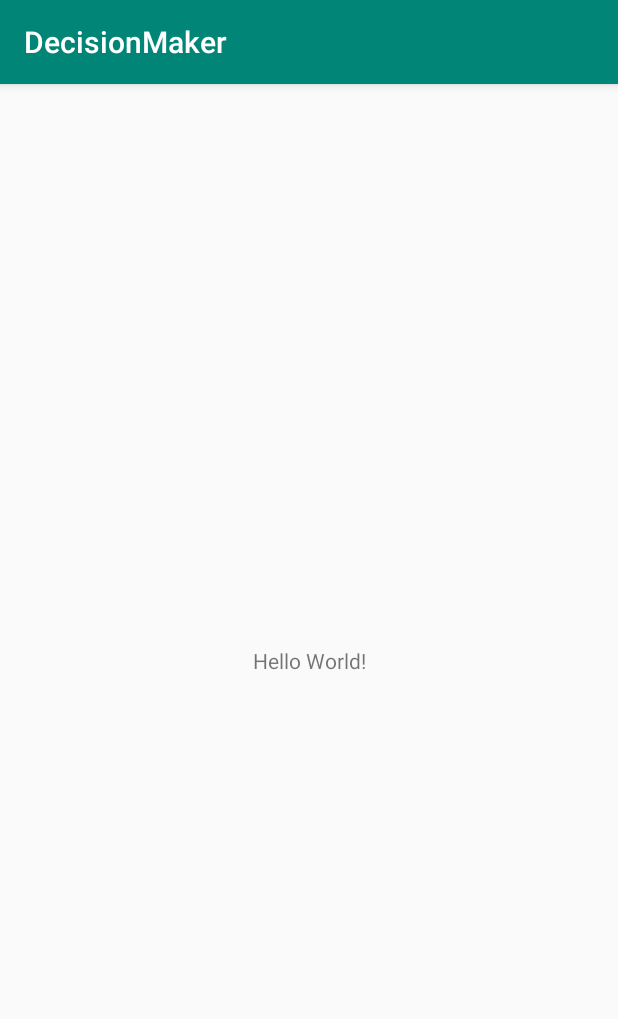
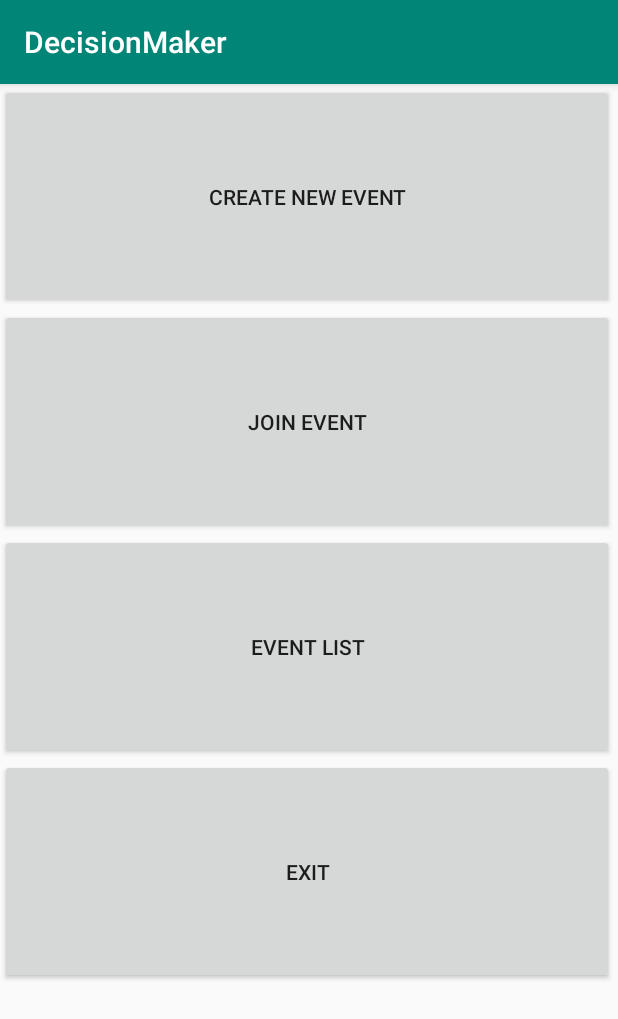
Before and after one commit to net2anshu/Decison-Maker, an Android app: the screen it shows after launch (MainActivity), on a phone screen of 412 x 824 dp. Shown: the top 1019 px of the screen. Run offline under Robolectric (Android 15) with nearby library versions, the phone set to English and light mode, and no system bars.

Commit message:
ander commit

```diff
--- a/app/src/main/java/com/mobisec/DecisionMaker/MainActivity.java
+++ b/app/src/main/java/com/mobisec/DecisionMaker/MainActivity.java
@@ -2,7 +2,15 @@ package com.mobisec.DecisionMaker;
 
 import androidx.appcompat.app.AppCompatActivity;
 
+import android.content.Context;
+import android.content.Intent;
+import android.net.Uri;
 import android.os.Bundle;
+import android.provider.ContactsContract;
+import android.view.View;
+import android.widget.EditText;
+
+import java.util.Calendar;
 
 public class MainActivity extends AppCompatActivity {
 
@@ -10,5 +18,29 @@ public class MainActivity extends AppCompatActivity {
     protected void onCreate(Bundle savedInstanceState) {
         super.onCreate(savedInstanceState);
         setContentView(R.layout.activity_main);
+        Intent intent = new Intent(Intent.ACTION_SEND);
+
+    }
+
+    public void callIntent(View view) {
+        Intent intent = null;
+        switch (view.getId()) {
+            case R.id.button1:
+
+                break;
+
+            case R.id.button2:
+
+                break;
+
+            case R.id.button3:
+
+                break;
+            case R.id.button4:
+                finish();
+                break;
+
+        }
+
     }
 }
--- a/app/src/main/res/layout/activity_main.xml
+++ b/app/src/main/res/layout/activity_main.xml
@@ -6,13 +6,40 @@
     android:layout_height="match_parent"
     tools:context=".MainActivity">
 
-    <TextView
-        android:layout_width="wrap_content"
-        android:layout_height="wrap_content"
-        android:text="Hello World!"
-        app:layout_constraintBottom_toBottomOf="parent"
-        app:layout_constraintLeft_toLeftOf="parent"
-        app:layout_constraintRight_toRightOf="parent"
-        app:layout_constraintTop_toTopOf="parent" />
+    <LinearLayout
+        android:layout_width="409dp"
+        android:layout_height="729dp"
+        android:orientation="vertical"
+        tools:layout_editor_absoluteX="1dp"
+        tools:layout_editor_absoluteY="1dp">
 
+
+        <Button
+            android:id="@+id/button1"
+            android:layout_width="match_parent"
+            android:layout_height="150dp"
+            android:onClick="callIntent"
+            android:text="Create new Event" />
+
+        <Button
+            android:id="@+id/button2"
+            android:layout_width="match_parent"
+            android:layout_height="150dp"
+            android:onClick="callIntent"
+            android:text="Join Event" />
+
+        <Button
+            android:id="@+id/button3"
+            android:layout_width="match_parent"
+            android:layout_height="150dp"
+            android:onClick="callIntent"
+            android:text="Event List" />
+
+        <Button
+            android:id="@+id/button4"
+            android:layout_width="match_parent"
+            android:layout_height="150dp"
+            android:onClick="callIntent"
+            android:text="Exit" />
+    </LinearLayout>
 </androidx.constraintlayout.widget.ConstraintLayout>
```
